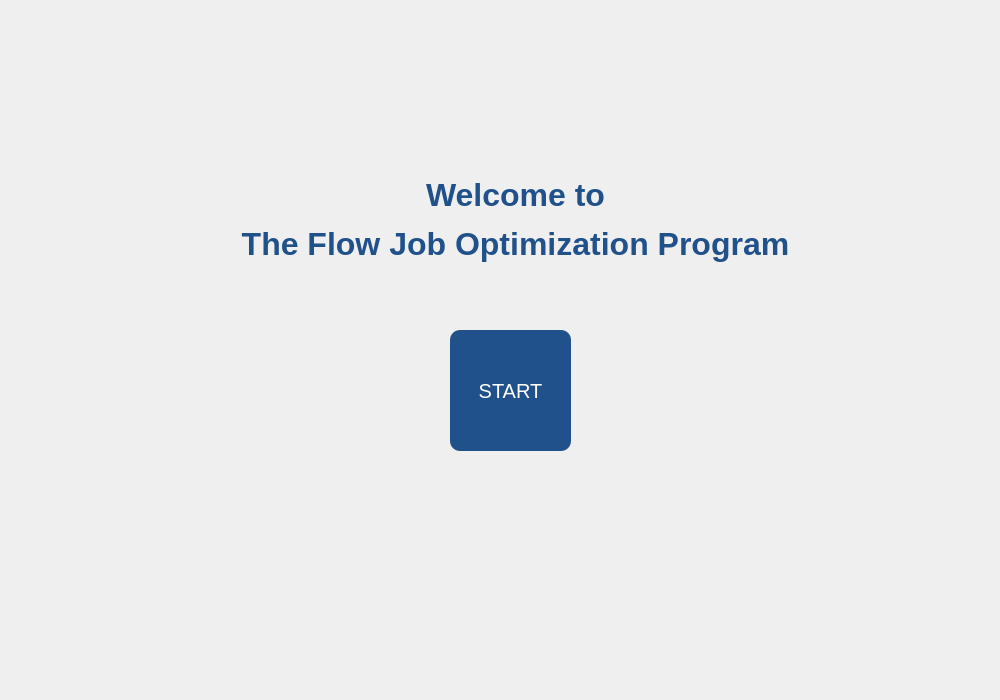
karimGeh/MES_PROJECT, file src/ui/landingPage.ui: the form before one commit.
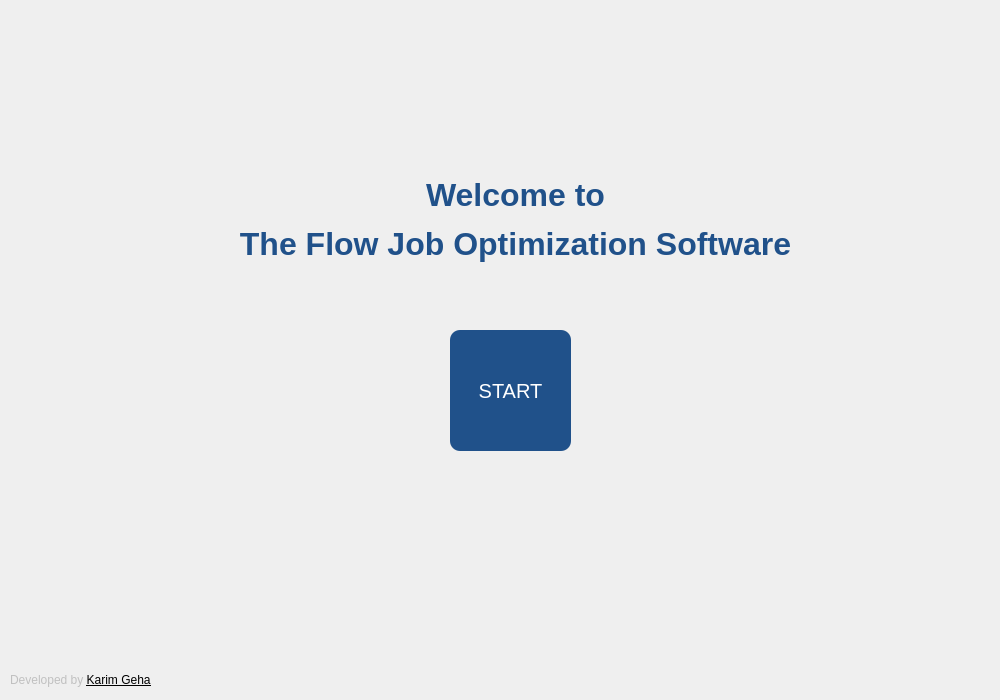
The form after the commit. Icons and pictures are not drawn.

```diff
--- a/src/ui/landingPage.ui
+++ b/src/ui/landingPage.ui
@@ -30,7 +30,7 @@
   </property>
   <property name="styleSheet">
    <string notr="true">#widget{
-background:white;
+background:#ffffff;
 }</string>
   </property>
   <widget class="QLabel" name="label">
@@ -62,7 +62,7 @@
     </rect>
    </property>
    <property name="text">
-    <string>&lt;html&gt;&lt;head/&gt;&lt;body&gt;&lt;p align=&quot;center&quot;&gt;&lt;span style=&quot; font-size:24pt; font-weight:600; color:#20518a;&quot;&gt;Welcome to&lt;/span&gt;&lt;/p&gt;&lt;p align=&quot;center&quot;&gt;&lt;span style=&quot; font-size:24pt; font-weight:600; color:#20518a;&quot;&gt;The Flow Job Optimization Program&lt;/span&gt;&lt;/p&gt;&lt;/body&gt;&lt;/html&gt;</string>
+    <string>&lt;html&gt;&lt;head/&gt;&lt;body&gt;&lt;p align=&quot;center&quot;&gt;&lt;span style=&quot; font-size:24pt; font-weight:600; color:#20518a;&quot;&gt;Welcome to&lt;/span&gt;&lt;/p&gt;&lt;p align=&quot;center&quot;&gt;&lt;span style=&quot; font-size:24pt; font-weight:600; color:#20518a;&quot;&gt;The Flow Job Optimization Software&lt;/span&gt;&lt;/p&gt;&lt;/body&gt;&lt;/html&gt;</string>
    </property>
   </widget>
   <widget class="QPushButton" name="startButton">
@@ -87,6 +87,22 @@
     <string>START</string>
    </property>
   </widget>
+  <widget class="QLabel" name="label_3">
+   <property name="geometry">
+    <rect>
+     <x>10</x>
+     <y>670</y>
+     <width>141</width>
+     <height>20</height>
+    </rect>
+   </property>
+   <property name="styleSheet">
+    <string notr="true">color:rgba(0, 0, 0, 50);</string>
+   </property>
+   <property name="text">
+    <string>&lt;html&gt;&lt;head/&gt;&lt;body&gt;&lt;p&gt;Developed by &lt;a href=&quot;https://www.linkedin.com/in/karim-gehad/&quot;&gt;&lt;span style=&quot; text-decoration: underline; color:#000000;&quot;&gt;Karim Gehad&lt;/span&gt;&lt;/a&gt;&lt;/p&gt;&lt;/body&gt;&lt;/html&gt;</string>
+   </property>
+  </widget>
  </widget>
  <resources>
   <include location="../resources.qrc"/>
```
